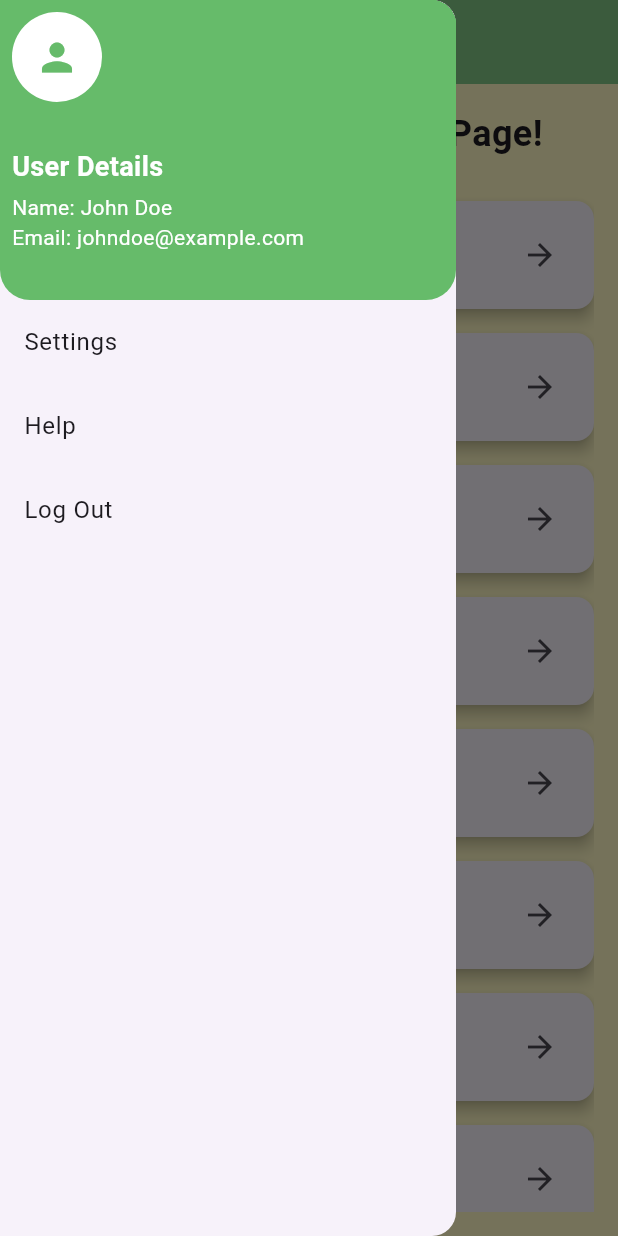
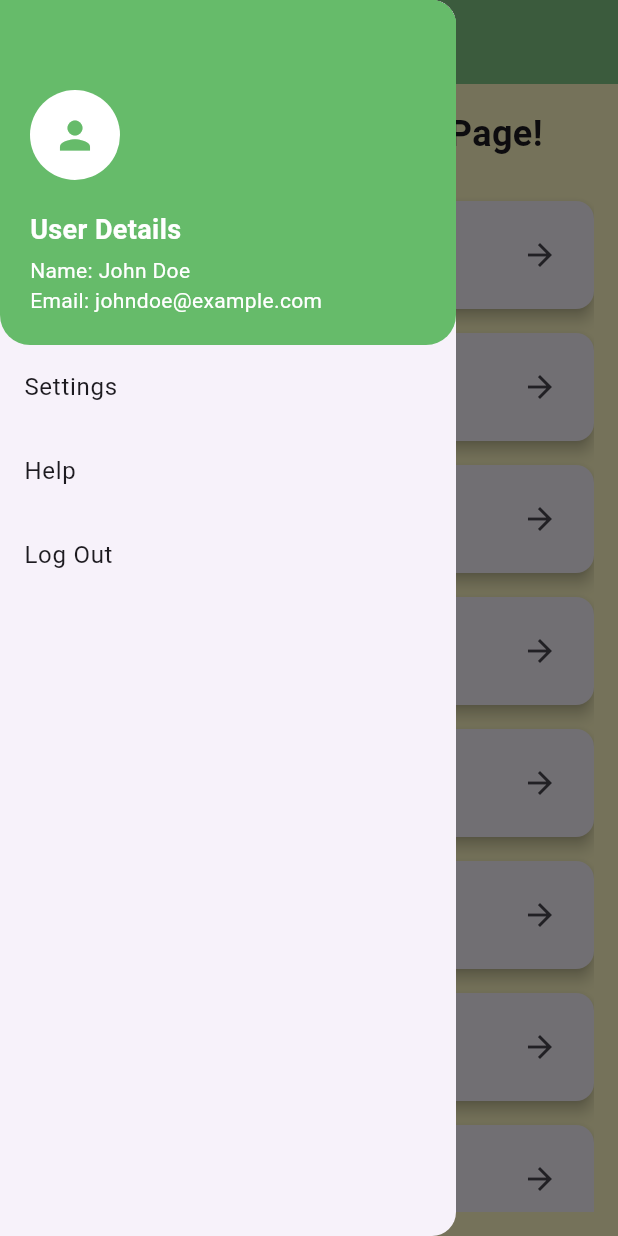
Before and after one commit to Demo7Vlizer/MyFirstProjectInFlutter, a Flutter app: the HomePage screen opened by its route, with the side drawer open, on a phone screen of 412 x 824 dp. Run offline on Flutter 3.47's test engine with Material 3 defaults, Android fonts, the phone set to English and light mode, and no system bars.

Commit message:
fixing adjustment of sidebar avatar issues..

```diff
--- a/lib/views/home_page.dart
+++ b/lib/views/home_page.dart
@@ -19,45 +19,60 @@ class HomePage extends StatelessWidget {
         ),
       ),
       drawer: Drawer(
+        child: Column(
+          children: <Widget>[
+            Container(
+              height: 20, // Height of the green space to fill the top
+              color: Colors.green[400], // Green color to fill the space
+            ),
+            Expanded(
               child: ListView(
                 padding: EdgeInsets.zero,
                 children: <Widget>[
                   Container(
-              margin: const EdgeInsets.only(top: 0),
-              height: 200,
+                    height: 210, // Height for the DrawerHeader
                     decoration: BoxDecoration(
                       color: Colors.green[400],
                       borderRadius:
                           BorderRadius.vertical(bottom: Radius.circular(20)),
                     ),
                     child: Padding(
-                padding: const EdgeInsets.all(8.0),
+                      padding: const EdgeInsets.all(
+                          20.0), // Padding inside the header
                       child: Column(
                         crossAxisAlignment: CrossAxisAlignment.start,
                         children: [
+                          SizedBox(height: 20), // Space before the icon
                           CircleAvatar(
-                      radius: 30,
+                            radius: 30, // Kept the icon size small
                             backgroundColor: Colors.white,
                             child: Icon(Icons.person,
-                          size: 30, color: Colors.green[400]),
+                                size: 30,
+                                color: Colors
+                                    .green[400]), // Kept the icon size small
                           ),
-                    SizedBox(height: 30),
+                          SizedBox(
+                              height: 20), // Space between the icon and text
                           Text(
                             'User Details',
                             style: TextStyle(
                               color: Colors.white,
-                        fontSize: 18,
+                              fontSize: 18, // Font size for the title
                               fontWeight: FontWeight.bold,
                             ),
                           ),
-                    SizedBox(height: 4),
+                          SizedBox(height: 4), // Space between elements
                           Text(
                             'Name: John Doe',
-                      style: TextStyle(color: Colors.white, fontSize: 14),
+                            style: TextStyle(
+                                color: Colors.white,
+                                fontSize: 14), // Font size for name
                           ),
                           Text(
                             'Email: johndoe@example.com',
-                      style: TextStyle(color: Colors.white, fontSize: 14),
+                            style: TextStyle(
+                                color: Colors.white,
+                                fontSize: 14), // Font size for email
                           ),
                         ],
                       ),
@@ -84,6 +99,9 @@ class HomePage extends StatelessWidget {
                         MaterialPageRoute(builder: (context) => LoginPage()),
                       );
                     },
+                  ),
+                ],
+              ),
             ),
           ],
         ),
```
Lines whose indentation alone changed are shown as unchanged.
